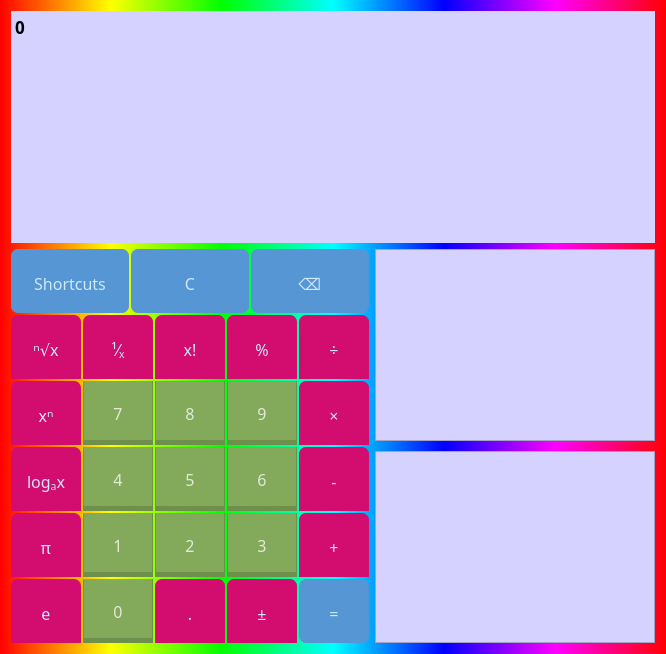
Above: main.ui from almax07082005/Calculator before the change. Below: the same form after it.
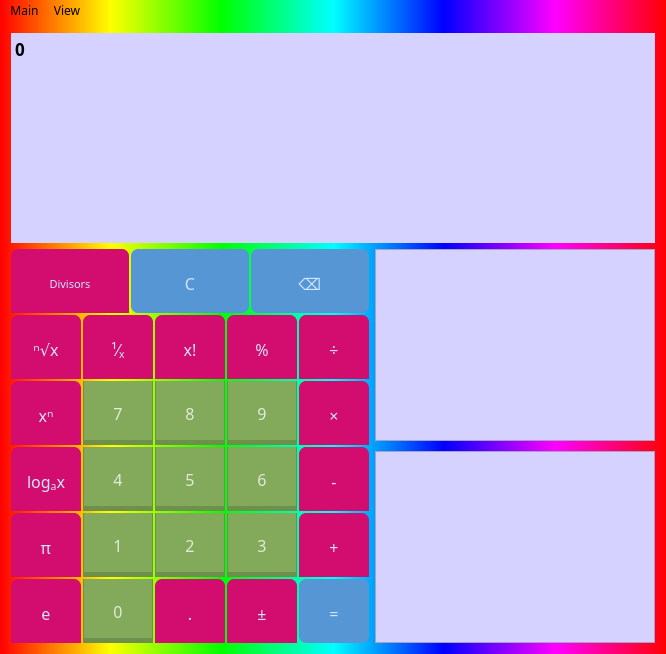
That is the form after the change.

```diff
--- a/main.ui
+++ b/main.ui
@@ -90,7 +90,7 @@
           <property name="font">
            <font>
             <family>Cascadia Mono</family>
-            <pointsize>12</pointsize>
+            <pointsize>8</pointsize>
            </font>
           </property>
           <property name="cursor">
@@ -98,11 +98,13 @@
           </property>
           <property name="styleSheet">
            <string notr="true">QPushButton {
-	background-color: rgb(87, 150, 212);
+	background-color: rgb(211, 12, 112);
 	border: none;
 	padding-top: 5px;
 	color: rgb(205, 231, 255);
 	border-radius: 7px;
+	border-bottom-left-radius: 0px;
+	border-bottom-right-radius: 0px;
 }
 QPushButton:hover {
 	background-color: rgb(95, 166, 232);
@@ -112,7 +114,7 @@
 }</string>
           </property>
           <property name="text">
-           <string>Shortcuts</string>
+           <string>Divisors</string>
           </property>
           <property name="shortcut">
            <string>Alt+Return</string>
@@ -1918,6 +1920,68 @@
     </item>
    </layout>
   </widget>
+  <widget class="QMenuBar" name="menuBar">
+   <property name="geometry">
+    <rect>
+     <x>0</x>
+     <y>0</y>
+     <width>666</width>
+     <height>26</height>
+    </rect>
+   </property>
+   <property name="font">
+    <font>
+     <family>Cascadia Mono</family>
+     <pointsize>9</pointsize>
+    </font>
+   </property>
+   <widget class="QMenu" name="menuMain">
+    <property name="font">
+     <font>
+      <family>Cascadia Mono</family>
+      <pointsize>9</pointsize>
+     </font>
+    </property>
+    <property name="styleSheet">
+     <string notr="true">background-color: rgb(240, 240, 240);
+selection-background-color: rgb(255, 255, 255);
+selection-color: rgb(0, 0, 0);</string>
+    </property>
+    <property name="title">
+     <string>Main</string>
+    </property>
+    <addaction name="copy"/>
+    <addaction name="paste"/>
+    <addaction name="cut"/>
+    <addaction name="separator"/>
+    <addaction name="clean_secondary_screen"/>
+    <addaction name="clean_history_screen"/>
+   </widget>
+   <widget class="QMenu" name="menuView">
+    <property name="font">
+     <font>
+      <family>Cascadia Mono</family>
+      <pointsize>9</pointsize>
+     </font>
+    </property>
+    <property name="styleSheet">
+     <string notr="true">background-color: rgb(240, 240, 240);
+selection-background-color: rgb(255, 255, 255);
+selection-color: rgb(0, 0, 0);</string>
+    </property>
+    <property name="title">
+     <string>View</string>
+    </property>
+    <addaction name="standard"/>
+    <addaction name="scientific"/>
+    <addaction name="programmer"/>
+    <addaction name="date_calculation"/>
+    <addaction name="separator"/>
+    <addaction name="shortcuts"/>
+   </widget>
+   <addaction name="menuMain"/>
+   <addaction name="menuView"/>
+  </widget>
   <action name="actionClear_history">
    <property name="text">
     <string>Clear history</string>
```
Left out of the diff: 166 changed lines with no effect on the pictures.
